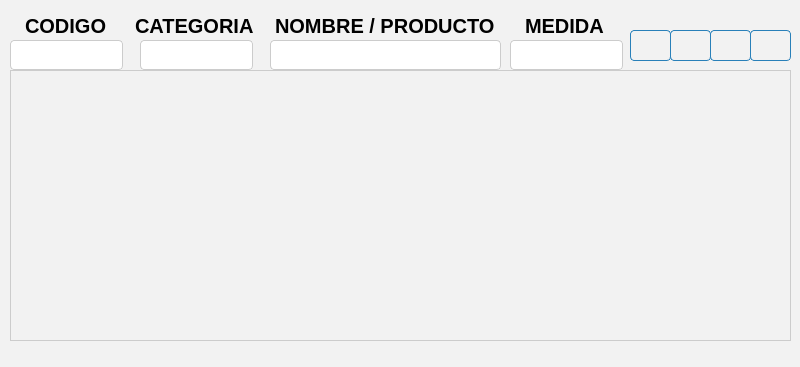
CodeDrTech/DevelopPython, file Inventario de almacen/ui/FrmProductos.ui: the form before one commit.
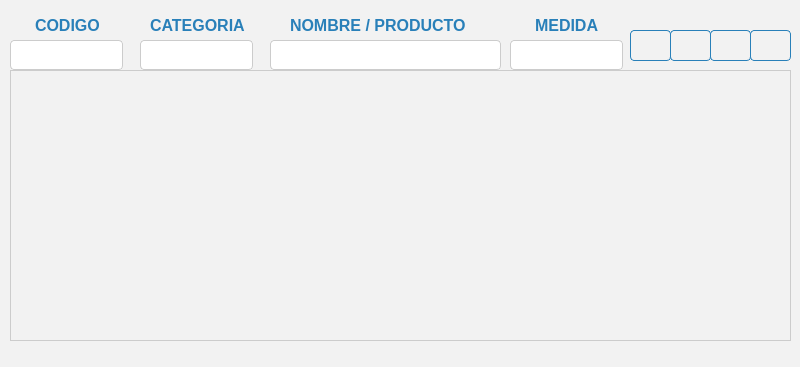
The form after the commit. Icons and pictures are not drawn.

The edit to the form file:
```diff
--- a/Inventario de almacen/ui/FrmProductos.ui
+++ b/Inventario de almacen/ui/FrmProductos.ui
@@ -303,19 +303,31 @@
    <widget class="QLabel" name="label_7">
     <property name="geometry">
      <rect>
-      <x>25</x>
+      <x>35</x>
       <y>15</y>
-      <width>91</width>
+      <width>71</width>
       <height>21</height>
      </rect>
     </property>
     <property name="font">
      <font>
-      <pointsize>15</pointsize>
+      <pointsize>-1</pointsize>
       <weight>75</weight>
       <bold>true</bold>
      </font>
     </property>
+    <property name="styleSheet">
+     <string notr="true">QWidget {
+    background-color: #f2f2f2;
+}
+
+QLabel {
+    color: #2980b9;
+    font-size: 16px;
+    font-weight: bold;
+}
+</string>
+    </property>
     <property name="text">
      <string>CODIGO</string>
     </property>
@@ -323,19 +335,31 @@
    <widget class="QLabel" name="label_8">
     <property name="geometry">
      <rect>
-      <x>135</x>
+      <x>150</x>
       <y>15</y>
-      <width>121</width>
+      <width>101</width>
       <height>21</height>
      </rect>
     </property>
     <property name="font">
      <font>
-      <pointsize>15</pointsize>
+      <pointsize>-1</pointsize>
       <weight>75</weight>
       <bold>true</bold>
      </font>
     </property>
+    <property name="styleSheet">
+     <string notr="true">QWidget {
+    background-color: #f2f2f2;
+}
+
+QLabel {
+    color: #2980b9;
+    font-size: 16px;
+    font-weight: bold;
+}
+</string>
+    </property>
     <property name="text">
      <string>CATEGORIA</string>
     </property>
@@ -343,19 +367,31 @@
    <widget class="QLabel" name="label_9">
     <property name="geometry">
      <rect>
-      <x>275</x>
+      <x>290</x>
       <y>15</y>
-      <width>231</width>
+      <width>191</width>
       <height>21</height>
      </rect>
     </property>
     <property name="font">
      <font>
-      <pointsize>15</pointsize>
+      <pointsize>-1</pointsize>
       <weight>75</weight>
       <bold>true</bold>
      </font>
     </property>
+    <property name="styleSheet">
+     <string notr="true">QWidget {
+    background-color: #f2f2f2;
+}
+
+QLabel {
+    color: #2980b9;
+    font-size: 16px;
+    font-weight: bold;
+}
+</string>
+    </property>
     <property name="text">
      <string>NOMBRE / PRODUCTO</string>
     </property>
@@ -363,19 +399,31 @@
    <widget class="QLabel" name="label_10">
     <property name="geometry">
      <rect>
-      <x>525</x>
+      <x>535</x>
       <y>15</y>
-      <width>91</width>
+      <width>71</width>
       <height>21</height>
      </rect>
     </property>
     <property name="font">
      <font>
-      <pointsize>15</pointsize>
+      <pointsize>-1</pointsize>
       <weight>75</weight>
       <bold>true</bold>
      </font>
     </property>
+    <property name="styleSheet">
+     <string notr="true">QWidget {
+    background-color: #f2f2f2;
+}
+
+QLabel {
+    color: #2980b9;
+    font-size: 16px;
+    font-weight: bold;
+}
+</string>
+    </property>
     <property name="text">
      <string>MEDIDA</string>
     </property>
```
Left out of the diff: 99 changed lines with no effect on the pictures.
